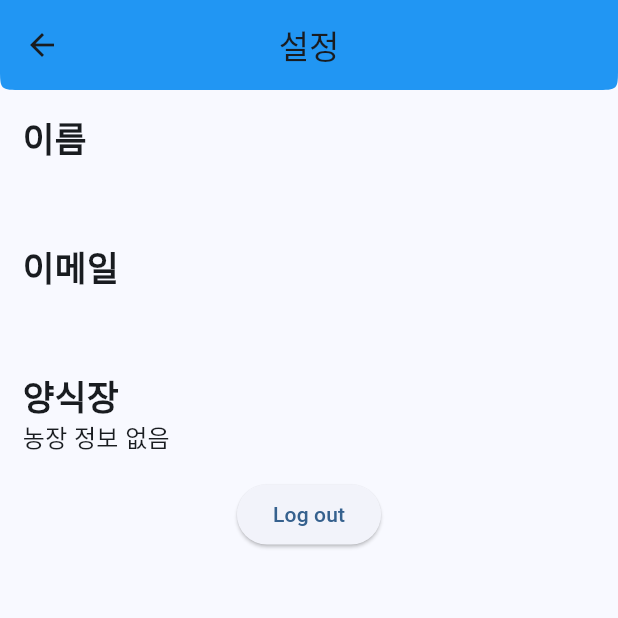
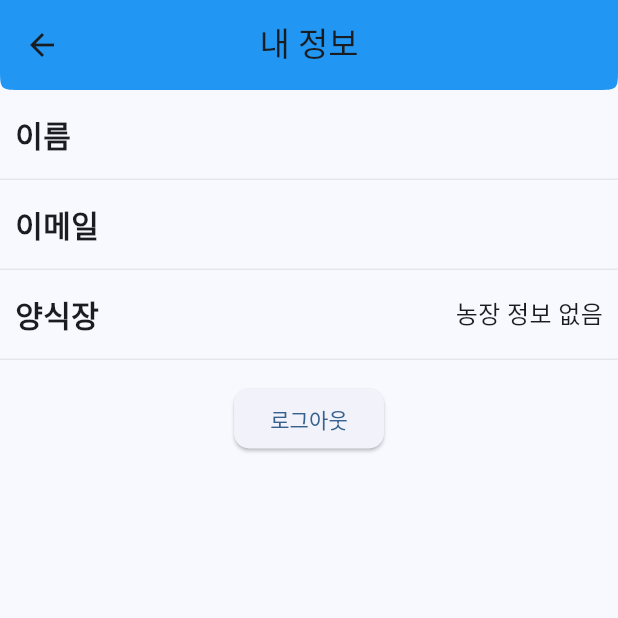
Before and after one commit to IDKOS1/disease_detection_flutter, a Flutter app: the SettingPage screen opened directly, on a phone screen of 412 x 824 dp, the top half of it. Run offline on Flutter 3.47's test engine with Material 2 defaults, Android fonts, the phone set to English and light mode, and no system bars; our stand-ins replace fl_chart, flutter_holo_date_picker, fluttertoast, gallery_saver, get, get_storage and 2 more; missing offline and left inert: simple_animation_progress_bar; accounts and stored records are empty; network calls fail.

Commit message:
설정창 변경

```diff
--- a/lib/screen/disease/disease_list.dart
+++ b/lib/screen/disease/disease_list.dart
@@ -119,7 +119,7 @@ class _DiseasePageState extends State<DiseasePage> {
   Widget diseaseList(String krName, String enName, List<String> imgPath,
       String infectionSrc, String symptom, String period, String description) {
     return Padding(
-      padding: const EdgeInsets.symmetric(horizontal: 0, vertical: 5),
+      padding: const EdgeInsets.symmetric(horizontal: 5, vertical: 5),
       child: Card(
         child: ListTile(
           onTap: () {
--- a/lib/screen/result/result.dart
+++ b/lib/screen/result/result.dart
@@ -28,15 +28,18 @@ class _ResultPageState extends State<ResultPage> {
         future: fetchData(),
         builder: (context, snapshot) {
           if (snapshot.connectionState == ConnectionState.waiting) {
-            return Center(
+            return const Center(
               child: CircularProgressIndicator(),
             );
+
           } else if (snapshot.hasError) {
-            return Center(
+            return const Center(
               child: Text('데이터를 가져오는 동안 오류가 발생했습니다.'),
             );
+
           } else if (snapshot.hasData) {
             final data = snapshot.data;
+
             if (data != null && data.isNotEmpty) {
               data.sort((a, b) => b.uploadDate.compareTo(a.uploadDate));
               return SafeArea(
@@ -84,12 +87,12 @@ class _ResultPageState extends State<ResultPage> {
                   )
               );
             } else {
-              return Center(
+              return const Center(
                 child: Text('업로드 기록이 없습니다.'),
               );
             }
           } else {
-            return Center(
+            return const Center(
               child: Text('데이터를 불러오는중...'),
             );
           }
--- a/lib/screen/setting_page.dart
+++ b/lib/screen/setting_page.dart
@@ -47,7 +47,7 @@ class _SettingPageState extends State<SettingPage> {
               ),
               flexibleSpace: FlexibleSpaceBar(
                 centerTitle: true,
-                title: Text('설정'),
+                title: Text('내 정보'),
               ),
             ),
             SliverToBoxAdapter(
@@ -58,13 +58,21 @@ class _SettingPageState extends State<SettingPage> {
                   infoWidget('이름', name),
                   infoWidget('이메일', email),
                   infoWidget('양식장', farm),
+                  SizedBox(height: 15,),
                   ElevatedButton(
                       onPressed: () async {
                         box.remove('token');
                         print('token: ${box.read('toekn')}');
                         Get.offAll(() => LoginPage());
                       },
-                      child: Text('Log out')),
+                      style: ButtonStyle(
+                        shape: MaterialStateProperty.all<RoundedRectangleBorder>(
+                          RoundedRectangleBorder(
+                            borderRadius: BorderRadius.circular(10.0),
+                          ),
+                        ),
+                      ),
+                      child: Text('로그아웃')),
 
                   // 토큰 확인 버튼
                   // ElevatedButton(
@@ -90,17 +98,21 @@ class _SettingPageState extends State<SettingPage> {
   }
 
   Widget infoWidget(String title, String content) {
-    return Align(
-      alignment: Alignment.centerLeft,
-      child: Padding(
-        padding: const EdgeInsets.all(15),
-        child: Column(
-          crossAxisAlignment: CrossAxisAlignment.start,
+    return Container(
+      padding: const EdgeInsets.symmetric(horizontal: 10, vertical: 15),
+      decoration: BoxDecoration(
+          border: Border(
+              bottom: BorderSide(color: Colors.grey.withOpacity(0.2))
+          )
+      ),
+      child: Row(
+        crossAxisAlignment: CrossAxisAlignment.center,
+        mainAxisAlignment: MainAxisAlignment.spaceBetween,
         children: [
           Text(title,
             style: TextStyle(
                 fontWeight: FontWeight.bold,
-                  fontSize: 23
+                fontSize: 20
             ),
           ),
           Text(content,
@@ -108,7 +120,6 @@ class _SettingPageState extends State<SettingPage> {
                 fontSize: 16
             ),),
         ],
-        ),
       ),
     );
   }
```
Also changed, not shown: pubspec.lock. Lines whose indentation alone changed are shown as unchanged.
